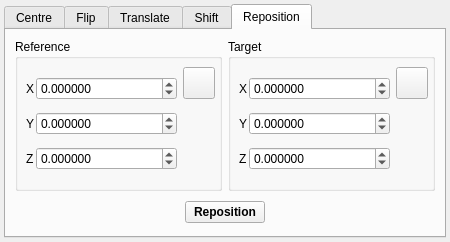
Above: src/gui/position.ui from trisyoungs/aten before the change. Below: the same form after it.
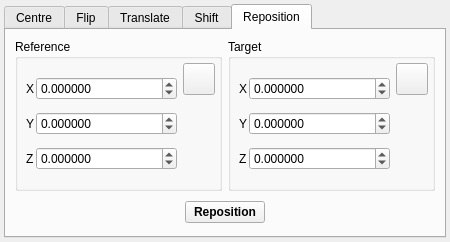
That is the form after the change. The open tabs and pages were chosen to show the change. Icons and pictures are not drawn.

Commit message: Removed 'leftMargin', 'rightMargin', 'topMargin', and 'bottomMargin' propert definitions from QBoxLayouts in glyphs.ui, grids.ui, and position.ui since they do not get moc'd properly with the Qt version supplied in RHEL (no other ui files contained the definitions).

The edit to the form file:
```diff
--- a/src/gui/position.ui
+++ b/src/gui/position.ui
@@ -1475,18 +1475,6 @@
               <property name="spacing" >
                <number>2</number>
               </property>
-              <property name="leftMargin" >
-               <number>0</number>
-              </property>
-              <property name="topMargin" >
-               <number>4</number>
-              </property>
-              <property name="rightMargin" >
-               <number>0</number>
-              </property>
-              <property name="bottomMargin" >
-               <number>4</number>
-              </property>
               <item>
                <widget class="QPushButton" name="DefineRepositionReferenceButton" >
                 <property name="minimumSize" >
@@ -1669,18 +1657,6 @@
               <property name="spacing" >
                <number>2</number>
               </property>
-              <property name="leftMargin" >
-               <number>0</number>
-              </property>
-              <property name="topMargin" >
-               <number>4</number>
-              </property>
-              <property name="rightMargin" >
-               <number>0</number>
-              </property>
-              <property name="bottomMargin" >
-               <number>4</number>
-              </property>
               <item>
                <widget class="QPushButton" name="DefineRepositionTargetButton" >
                 <property name="minimumSize" >
```
The commit also changes 3 other files.
